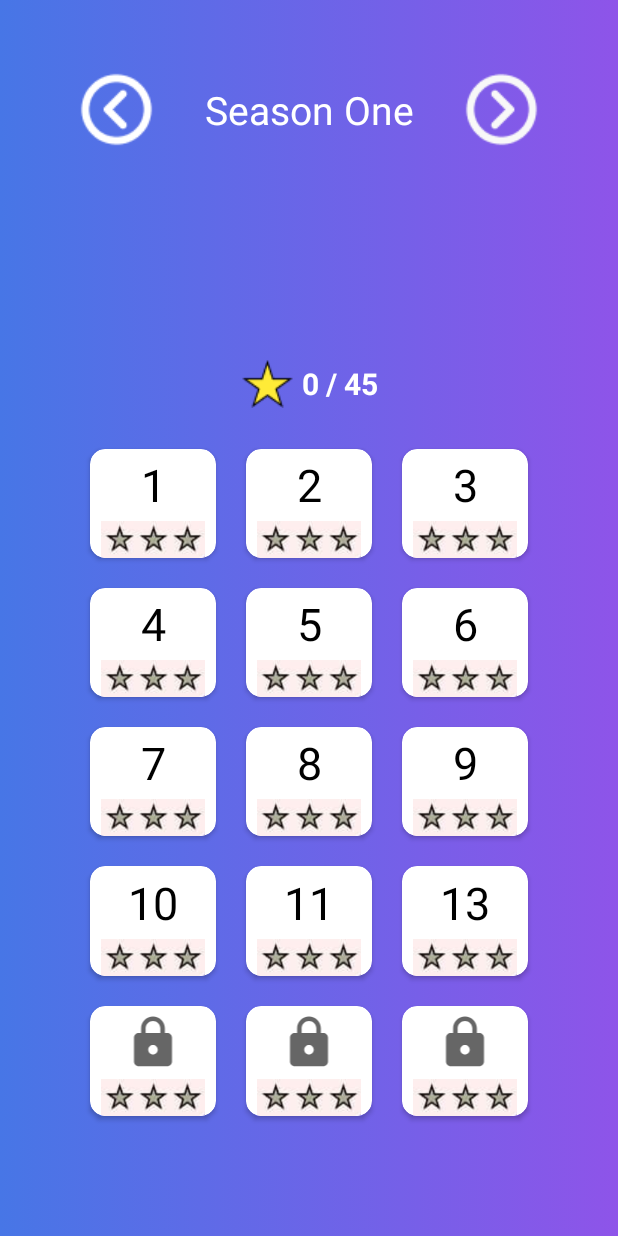
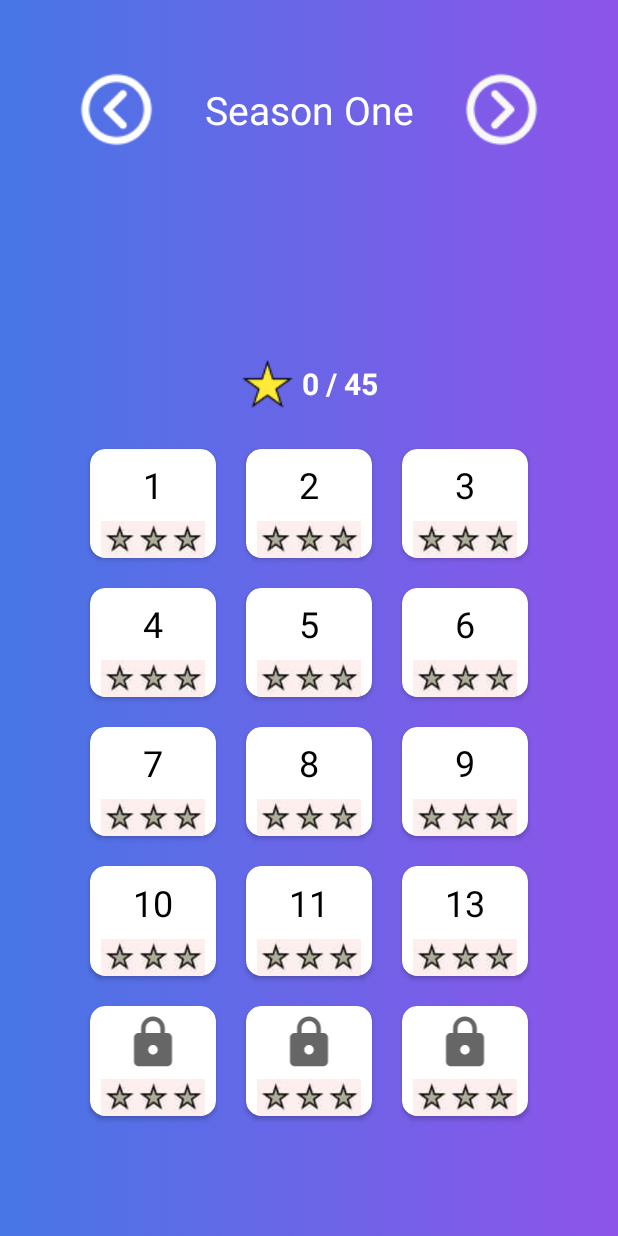
Before and after one commit to MrUchqun/BrainSquidGame, an Android app: the GameActivity1 screen opened directly, with no data from a screen before it, on a phone screen of 412 x 824 dp. Run offline under Robolectric (Android 15) with nearby library versions, the phone set to English and light mode, and no system bars.

Commit message:
I have changed

```diff
--- a/app/src/main/res/values/themes.xml
+++ b/app/src/main/res/values/themes.xml
@@ -34,7 +34,7 @@
         <item name="android:layout_weight">2</item>
         <item name="android:layout_height">0dp</item>
         <item name="android:layout_width">match_parent</item>
-        <item name="android:textSize">30sp</item>
+        <item name="android:textSize">24sp</item>
         <item name="android:textColor">@color/black</item>
     </style>
 
```
